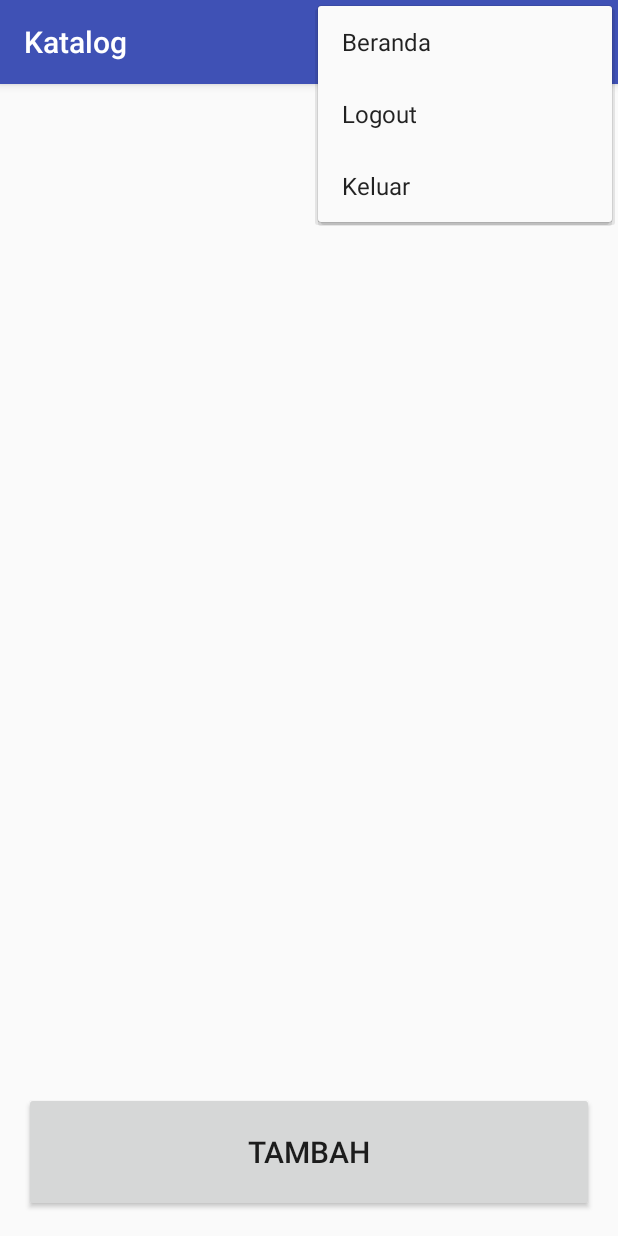
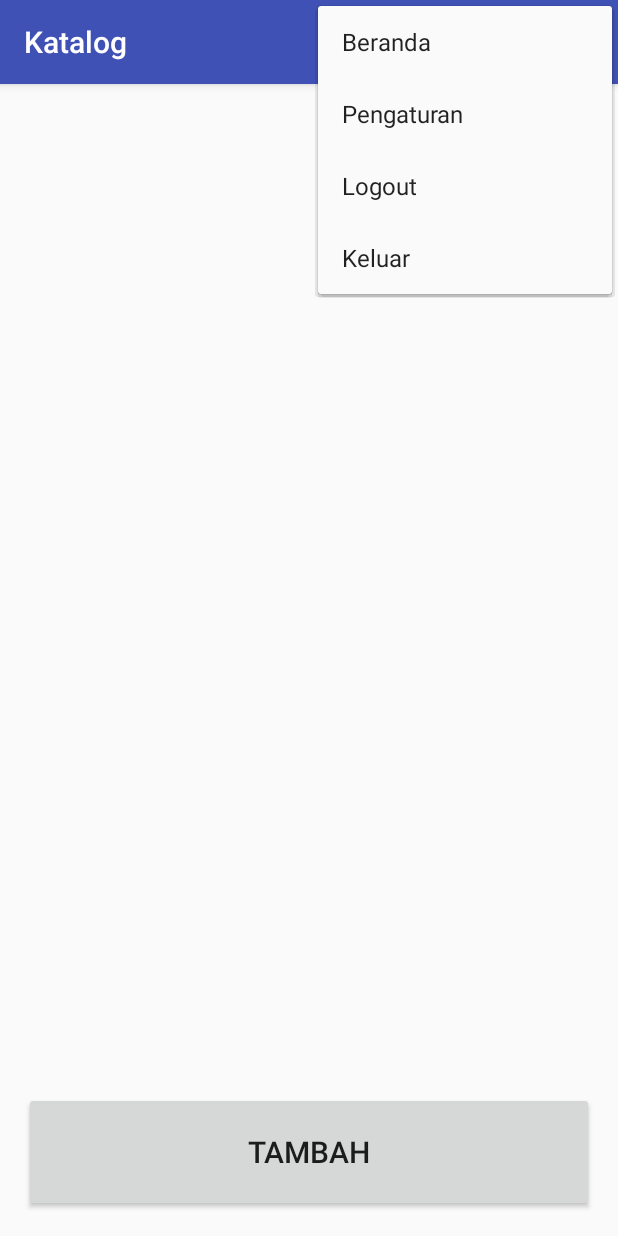
Before and after one commit to LydiaFebtriani/PKL-Mobile-Kelompok, an Android app: the Katalog screen opened directly, with no data from a screen before it, with the options menu open, on a phone screen of 412 x 824 dp. Run offline under Robolectric (Android 15) with nearby library versions, the phone set to English and light mode, and no system bars.

Commit message:
Menambah item menu

```diff
--- a/app/src/main/res/menu/menu.xml
+++ b/app/src/main/res/menu/menu.xml
@@ -8,11 +8,16 @@
         android:orderInCategory="100"
         android:title="Beranda"/>
     <item
+        android:id="@+id/settings"
+        android:orderInCategory="200"
+        android:title="Pengaturan"
+        />
+    <item
         android:id="@+id/logout"
-        android:orderInCategory="200"
+        android:orderInCategory="300"
         android:title="Logout"/>
     <item
         android:id="@+id/keluar"
-        android:orderInCategory="300"
+        android:orderInCategory="400"
         android:title="Keluar"/>
 </menu>
```
